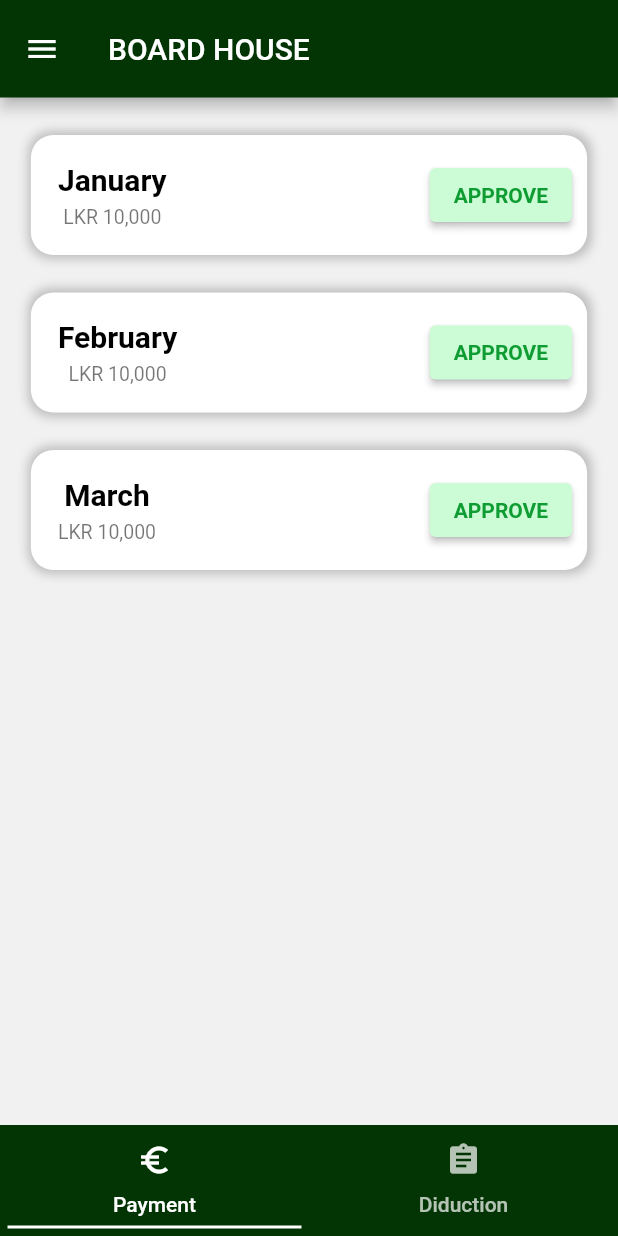
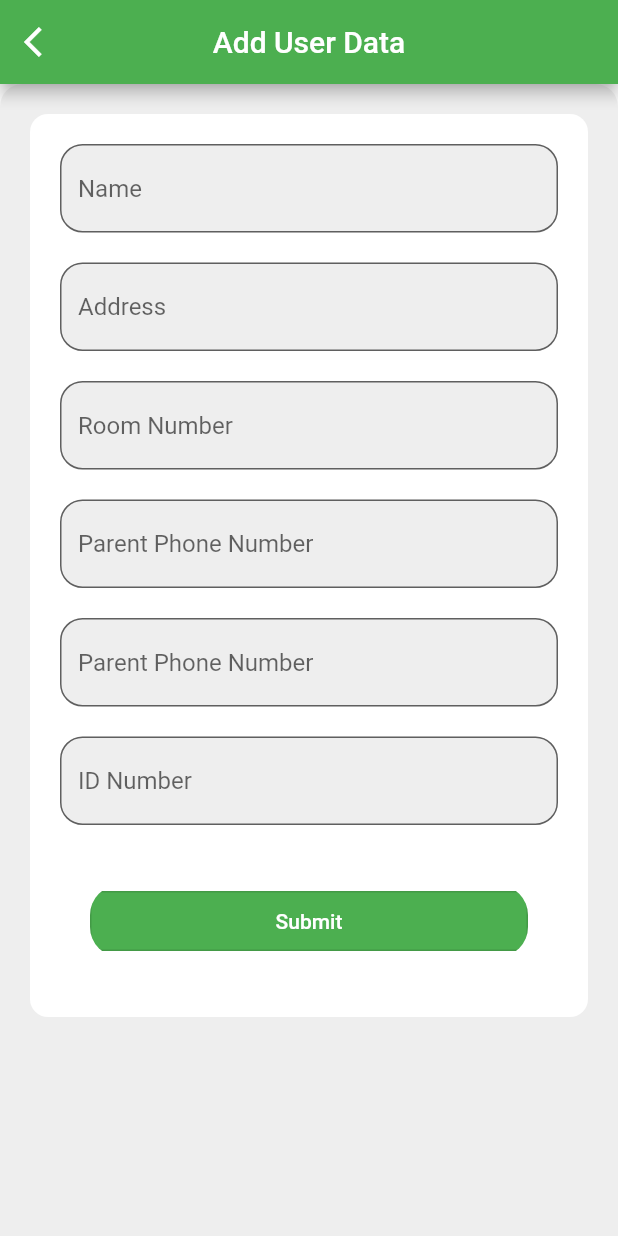
Before and after one commit to AyoShansala/Bodima, a Flutter app: the screen it shows after launch, on a phone screen of 412 x 824 dp. Run offline on Flutter 3.47's test engine with Material 2 defaults, Android fonts, the light colour scheme and no system bars; our stand-ins replace cloud_firestore, firebase_auth, flutter_otp_text_field; accounts and stored records are empty.

Commit message:
login,user view,added

```diff
--- /dev/null
+++ b/lib/login_view/widgets/custom_button.dart
@@ -0,0 +1,50 @@
+import 'package:flutter/material.dart';
+
+class BordButton extends StatelessWidget {
+  final String text;
+  final VoidCallback press;
+  const BordButton({
+    Key? key,
+    required this.text,
+    required this.press,
+  }) : super(key: key);
+
+  @override
+  Widget build(BuildContext context) {
+    return Padding(
+      padding: const EdgeInsets.all(20.0),
+      child: ClipRRect(
+        borderRadius: BorderRadius.circular(20.0),
+        child: OutlinedButton(
+            child: Text(text),
+            style: OutlinedButton.styleFrom(
+              primary: Colors.white,
+              backgroundColor: Colors.green,
+              // onSurface: Colors.orangeAccent,
+
+              minimumSize: Size(MediaQuery.of(context).size.width - 60, 40),
+            ),
+            onPressed: press
+            //conditionCheck();
+            //loginWithPhone();
+            // print("####button clicked*****");
+            // Future.delayed(
+            //   Duration(seconds: 20),
+            //   () {
+            //     Navigator.push(
+            //       context,
+            //       MaterialPageRoute(
+            //         builder: (context) => VerificationScreen(
+            //           verified: verificationIdNumber,
+            //           userPhoneNum: mobileNumberController.text,
+            //         ),
+            //       ),
+            //     );
+            //   },
+            // );
+
+            ),
+      ),
+    );
+  }
+}
--- /dev/null
+++ b/lib/login_view/widgets/custom_textfield.dart
@@ -0,0 +1,36 @@
+import 'package:flutter/material.dart';
+
+class BordTextField extends StatelessWidget {
+  final String hintText;
+  final TextEditingController textEditingController;
+  final TextInputType type;
+  const BordTextField(
+      {Key? key,
+      required this.hintText,
+      required this.textEditingController,
+      required this.type})
+      : super(key: key);
+
+  @override
+  Widget build(BuildContext context) {
+    return Container(
+      width: MediaQuery.of(context).size.width - 60,
+      child: TextField(
+        controller: textEditingController,
+        keyboardType: type,
+        decoration: InputDecoration(
+          filled: true,
+          fillColor: Colors.grey[200],
+          hintText: hintText,
+          labelStyle: TextStyle(
+            fontSize: 15.0,
+            color: Colors.black,
+          ),
+          border: OutlineInputBorder(
+            borderRadius: BorderRadius.circular(15.0),
+          ),
+        ),
+      ),
+    );
+  }
+}
--- a/lib/main.dart
+++ b/lib/main.dart
@@ -1,5 +1,9 @@
 import 'package:flutter/material.dart';
 import 'package:new_bodima_app/client_view/custom_tabBar.dart';
+import 'package:new_bodima_app/login_view/home_screen.dart';
+import 'package:new_bodima_app/login_view/otp_screen.dart';
+import 'package:new_bodima_app/user_view/add_user_screen.dart';
+import 'package:new_bodima_app/user_view/payment_screen/payment_screen.dart';
 
 void main() {
   runApp(const MyApp());
@@ -12,7 +16,7 @@ class MyApp extends StatelessWidget {
   @override
   Widget build(BuildContext context) {
     return MaterialApp(
-      home: CustomTabBarController(),
+      home: AddUserScreen(),
     );
   }
 }
--- /dev/null
+++ b/lib/user_view/add_user_screen.dart
@@ -0,0 +1,169 @@
+import 'package:cloud_firestore/cloud_firestore.dart';
+import 'package:firebase_auth/firebase_auth.dart';
+import 'package:flutter/material.dart';
+import 'package:new_bodima_app/user_view/user_profile/user_profile_screen.dart';
+
+import '../login_view/widgets/custom_button.dart';
+import '../login_view/widgets/custom_textfield.dart';
+
+class AddUserScreen extends StatelessWidget {
+  AddUserScreen({Key? key}) : super(key: key);
+  final TextEditingController _nameTxtController = TextEditingController();
+  final TextEditingController _addressTxtController = TextEditingController();
+  final TextEditingController _roomNumTxtController = TextEditingController();
+  final TextEditingController _phoneNumTxtController = TextEditingController();
+  final TextEditingController _secondPhoneNumTxtController =
+      TextEditingController();
+  final TextEditingController _idNumTxtController = TextEditingController();
+
+  @override
+  Widget build(BuildContext context) {
+    return Scaffold(
+      appBar: AppBar(
+        backgroundColor: Colors.green,
+        leading: const IconButton(
+          icon: Icon(
+            Icons.arrow_back_ios,
+            color: Colors.white,
+          ),
+          onPressed: null,
+        ),
+        title: const Text("Add User Data"), // Title............
+        centerTitle: true,
+      ),
+      body: SingleChildScrollView(
+        child: Container(
+          width: MediaQuery.of(context).size.width,
+          height: MediaQuery.of(context).size.height,
+          decoration: BoxDecoration(
+              color: const Color(0xffeeeeee),
+              borderRadius: BorderRadius.circular(15)),
+          child: Column(
+            mainAxisAlignment: MainAxisAlignment.start,
+            children: [
+              Container(
+                margin: const EdgeInsets.only(top: 20, left: 20, right: 20),
+                padding: const EdgeInsets.only(top: 20, left: 20, right: 20),
+                decoration: BoxDecoration(
+                    color: Colors.white,
+                    borderRadius: BorderRadius.circular(12)),
+                child: Column(
+                  children: [
+                    BordTextField(
+                      type: TextInputType.text,
+                      hintText: "Name",
+                      textEditingController: _nameTxtController,
+                    ),
+                    const SizedBox(height: 20),
+                    BordTextField(
+                      type: TextInputType.text,
+                      hintText: "Address",
+                      textEditingController: _addressTxtController,
+                    ),
+                    const SizedBox(height: 20),
+                    BordTextField(
+                      type: TextInputType.number,
+                      hintText: "Room Number",
+                      textEditingController: _roomNumTxtController,
+                    ),
+                    const SizedBox(height: 20),
+                    BordTextField(
+                      type: TextInputType.number,
+                      hintText: "Parent Phone Number",
+                      textEditingController: _phoneNumTxtController,
+                    ),
+                    const SizedBox(height: 20),
+                    BordTextField(
+                      type: TextInputType.number,
+                      hintText: "Parent Phone Number",
+                      textEditingController: _secondPhoneNumTxtController,
+                    ),
+                    const SizedBox(height: 20),
+                    BordTextField(
+                      type: TextInputType.text,
+                      hintText: "ID Number",
+                      textEditingController: _idNumTxtController,
+                    ),
+                    const SizedBox(height: 20),
+                    BordButton(
+                        text: "Submit",
+                        press: () async {
+                          //add user data
+                          final userTest = UsersData(
+                            name: _nameTxtController.text,
+                            address: _addressTxtController.text,
+                            roomNumber: _roomNumTxtController.text,
+                            phoneNumber1: _phoneNumTxtController.text,
+                            phoneNumber2: _secondPhoneNumTxtController.text,
+                            idNumber: _idNumTxtController.text,
+                          );
+                          createUser(userTest);
+                          Navigator.of(context).push(
+                            MaterialPageRoute(
+                              builder: (context) => UserProfileScreen(),
+                            ),
+                          );
+                        }),
+                    const SizedBox(height: 20),
+                  ],
+                ),
+              )
+            ],
+          ),
+        ),
+      ),
+    );
+  }
+
+  Future createUser(UsersData user) async {
+    //reference to document
+    final docUser = FirebaseFirestore.instance
+        .collection("UsersData")
+        .doc(FirebaseAuth.instance.currentUser!.uid);
+    user.id = docUser.id;
+    final json = user.toJson();
+
+    //create document and write data to firebase
+    await docUser.set(json);
+  }
+}
+
+//.......user_data_model.................................
+class UsersData {
+  String id;
+  final String name;
+  final String address;
+  final String roomNumber;
+  final String phoneNumber1;
+  final String phoneNumber2;
+  final String idNumber;
+  UsersData({
+    this.id = '',
+    required this.name,
+    required this.address,
+    required this.roomNumber,
+    required this.phoneNumber1,
+    required this.phoneNumber2,
+    required this.idNumber,
+  });
+
+  Map<String, dynamic> toJson() => {
+        'id': id,
+        'Name': name,
+        'Address': address,
+        'Room_Number': roomNumber,
+        'Phone_Number1': phoneNumber1,
+        'Phone_Number2': phoneNumber2,
+        'ID_Number': idNumber,
+      };
+
+  static UsersData fromJson(Map<String, dynamic> json) => UsersData(
+        id: json['id'].toString(),
+        name: json['Name'].toString(),
+        address: json['Address'].toString(),
+        roomNumber: json['Room_Number'].toString(),
+        phoneNumber1: json['Phone_Number1'].toString(),
+        phoneNumber2: json['Phone_Nummber2'].toString(),
+        idNumber: json['ID_Number'].toString(),
+      );
+}
--- a/pubspec.yaml
+++ b/pubspec.yaml
@@ -34,6 +34,11 @@ dependencies:
   # The following adds the Cupertino Icons font to your application.
   # Use with the CupertinoIcons class for iOS style icons.
   cupertino_icons: ^1.0.2
+  flutter_otp_text_field: ^1.0.1
+  firebase_core:
+  cloud_firestore:
+  firebase_auth:
+
 
 dev_dependencies:
   flutter_test:
```
Also changed, not shown: lib/login_view/home_screen.dart (added, +98 -0 lines), lib/login_view/otp_screen.dart (added, +213 -0 lines), lib/user_view/payment_screen/payment_screen.dart (added, +133 -0 lines), lib/user_view/user_profile/user_profile_screen.dart (renamed from lib/user_profile/user_profile_screen.dart), lib/user_view/user_profile/widgets/card.dart (renamed from lib/user_profile/widgets/card.dart), lib/user_view/user_profile/widgets/drawer.dart (renamed from lib/user_profile/widgets/drawer.dart), pubspec.lock, 1 other file.
